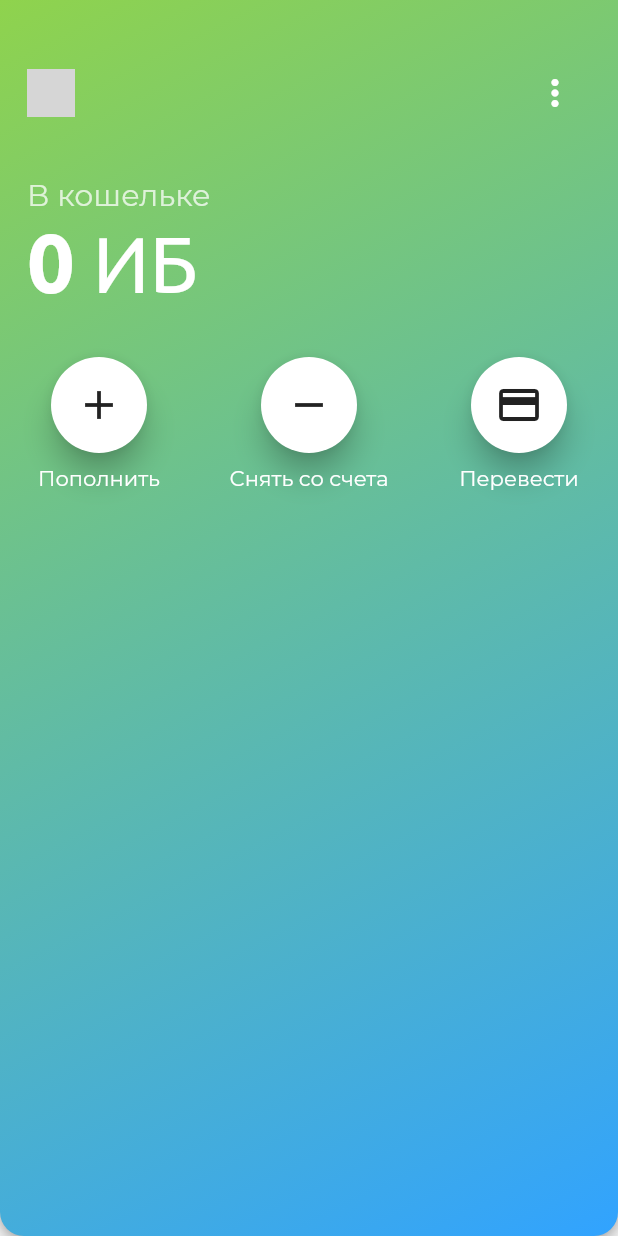
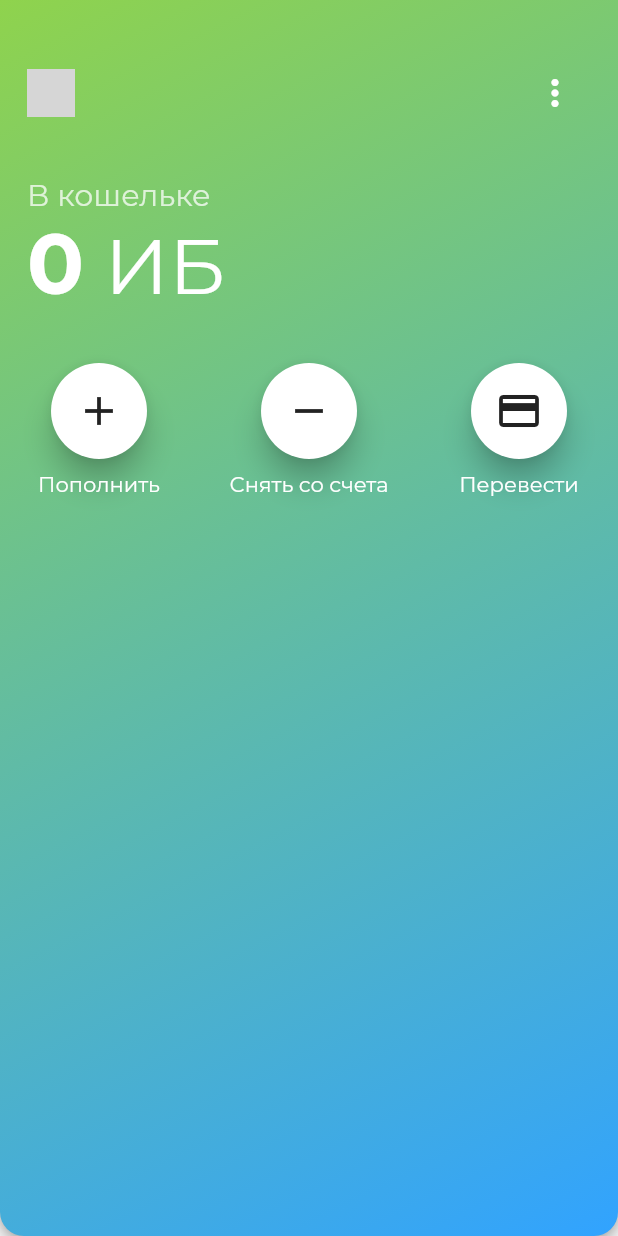
Before and after one commit to fdl-mc/fdl-mobile, a Flutter app: the HomePageTopBar widget shown alone on an empty page, opened directly with empty values, on a phone screen of 412 x 824 dp. Run offline on Flutter 3.47's test engine with Material 2 defaults, Android fonts, the phone set to English and light mode, and no system bars; our stand-ins replace cloud_firestore, firebase_auth, firebase_core, get; accounts and stored records are empty; network calls fail; grey boxes are pictures that could not be loaded.

Commit message:
fucked out ubuntu font

```diff
--- a/lib/ui/home_page/home_page_top_bar.dart
+++ b/lib/ui/home_page/home_page_top_bar.dart
@@ -107,7 +107,7 @@ class HomePageTopBar extends StatelessWidget {
               text: TextSpan(
                 text: '${state.balance}',
                 style: TextStyle(
-                    fontFamily: 'Ubuntu',
+                    fontFamily: 'Montserrat',
                     color: Colors.white,
                     fontSize: 56,
                     fontWeight: FontWeight.bold),
@@ -115,7 +115,7 @@ class HomePageTopBar extends StatelessWidget {
                   TextSpan(
                     text: ' ИБ',
                     style: TextStyle(
-                        fontFamily: 'Ubuntu',
+                        fontFamily: 'Montserrat',
                         color: Colors.white,
                         fontSize: 52,
                         fontWeight: FontWeight.w300),
```
Also changed, not shown: lib/main.dart (+9 -4 lines).
